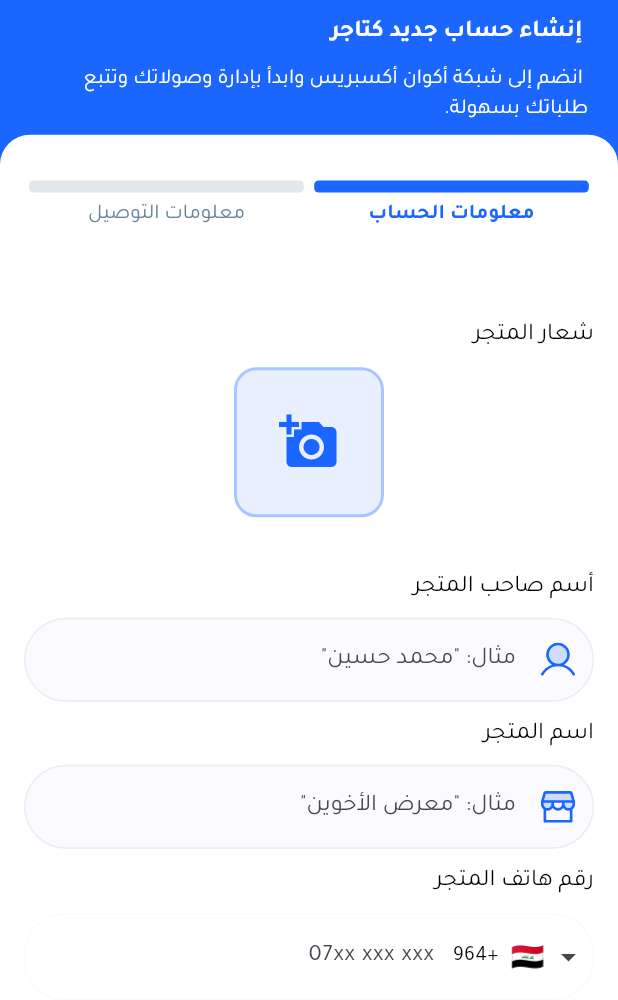
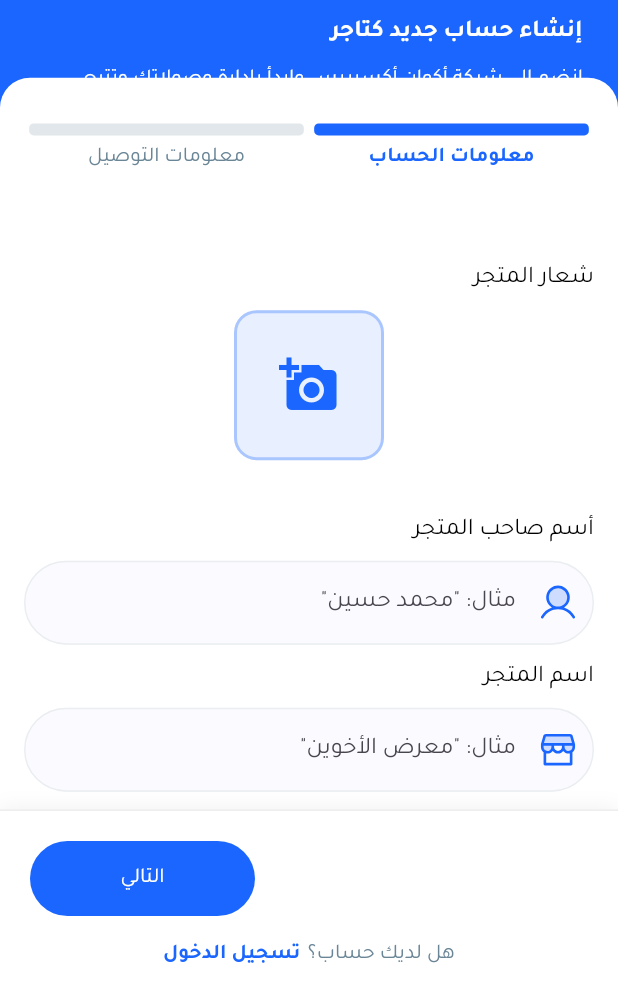
Before and after one commit to IbrahimAbdAlrasol-SS/AkwaanExpressTrader, a Flutter app: the screen it shows after launch, after a tap on "تسجيل الدخول", after a tap on "إنشاء حساب", on a phone screen of 412 x 824 dp, the part 236-1236 px from its top. Run offline on Flutter 3.47's test engine with Material 3 defaults, Android fonts, the phone set to English and light mode, and no system bars; drawn by our look-alikes of intl_phone_field; our stand-ins replace cached_network_image, dio, easy_localization, fl_chart, flutter_map, flutter_riverpod and 17 more; missing offline and left inert: another_stepper, simple_barcode_scanner; generated files the repository leaves out were written again; network calls fail; project files that could hold a hidden picture were left out.

Commit message:
Refactor login and registration screens to improve layout and add bottom navigation buttons

```diff
--- a/lib/Features/auth/login/screens/login_screen.dart
+++ b/lib/Features/auth/login/screens/login_screen.dart
@@ -252,7 +252,7 @@ class _LoginPageState extends ConsumerState<LoginPage>
     return GestureDetector(
       onTap: () => FocusScope.of(context).unfocus(),
       child: Scaffold(
-        resizeToAvoidBottomInset: false,
+        resizeToAvoidBottomInset: true,
         body: Stack(
           children: [
             // Background
@@ -269,7 +269,7 @@ class _LoginPageState extends ConsumerState<LoginPage>
                       ),
                       Positioned.fill(
                         child: Container(
-                          decoration: BoxDecoration(
+                          decoration: const BoxDecoration(
                             gradient: LinearGradient(
                               begin: Alignment.topCenter,
                               end: Alignment.bottomCenter,
@@ -549,17 +549,49 @@ class _LoginPageState extends ConsumerState<LoginPage>
                               ),
                             ),
 
-                            // مساحة للدفع بالمحتوى للأسفل
-                            const Gap(40),
-
-                            // زر تسجيل الدخول في نهاية الشاشة
+                            // مساحة إضافية لتجنب اختفاء المحتوى تحت الأزرار الثابتة
+                            const Gap(100),
+                          ],
+                        ),
+                      ),
+                    ),
+                  ),
+                );
+              },
+            ),
+          ],
+        ),
+        // الأزرار الثابتة في الأسفل
+        bottomNavigationBar: Container(
+          padding: EdgeInsets.only(
+            left: 20,
+            right: 20,
+            bottom: MediaQuery.of(context).viewPadding.bottom + 20,
+            top: 20,
+          ),
+          decoration: BoxDecoration(
+            color: Colors.white,
+            border: Border(
+              top: BorderSide(color: Colors.grey.shade200),
+            ),
+            boxShadow: [
+              BoxShadow(
+                color: Colors.black.withOpacity(0.05),
+                blurRadius: 10,
+                offset: const Offset(0, -2),
+              ),
+            ],
+          ),
+          child: Column(
+            mainAxisSize: MainAxisSize.min,
+            children: [
+              // زر تسجيل الدخول
               FillButton(
                 label: "تسجيل الدخول",
                 isLoading: loginState.isLoading,
                 onPressed: () async {
                   if (_formKey.currentState!.validate()) {
-                                  final phoneNumber =
-                                      _phoneController.text;
+                    final phoneNumber = _phoneController.text;
                     final password = _passwordController.text;
 
                     final result = await ref
@@ -577,26 +609,22 @@ class _LoginPageState extends ConsumerState<LoginPage>
                         textColor: Colors.white,
                       );
                     } else {
-                                    {
                       GlobalToast.show(
                         context: context,
                         message: "تم تسجيل الدخول بنجاح",
-                                        backgroundColor:
-                                            context.colorScheme.primary,
+                        backgroundColor: context.colorScheme.primary,
                         textColor: Colors.white,
                       );
-                                      SharedPreferencesHelper.saveUser(
-                                          result.$1!);
+                      SharedPreferencesHelper.saveUser(result.$1!);
                       context.go(AppRoutes.home);
-                                    }
                     }
                   }
                 },
               ),
 
-                            const Gap(AppSpaces.medium),
+              const Gap(16),
 
-                            // نص "ليس لديك حساب؟ إنشاء حساب" أسفل زر تسجيل الدخول
+              // نص "ليس لديك حساب؟ إنشاء حساب"
               Row(
                 mainAxisAlignment: MainAxisAlignment.center,
                 children: [
@@ -628,17 +656,8 @@ class _LoginPageState extends ConsumerState<LoginPage>
                   ),
                 ],
               ),
-
-                            const Gap(20),
             ],
           ),
-                      ),
-                    ),
-                  ),
-                );
-              },
-            ),
-          ],
         ),
       ),
     );
--- a/lib/Features/auth/register/screens/delivery_info_tab.dart
+++ b/lib/Features/auth/register/screens/delivery_info_tab.dart
@@ -131,7 +131,7 @@ class _DeliveryInfoTabState extends ConsumerState<DeliveryInfoTab> {
   Widget build(BuildContext context) {
     return SafeArea(
       child: SingleChildScrollView(
-        padding: const EdgeInsets.only(bottom: 24),
+        padding: const EdgeInsets.only(bottom: 120),
         child: Column(
           crossAxisAlignment: CrossAxisAlignment.stretch,
           children: [
@@ -637,23 +637,23 @@ class _DeliveryInfoTabState extends ConsumerState<DeliveryInfoTab> {
         _updateParent();
 
         ScaffoldMessenger.of(context).showSnackBar(
-          SnackBar(
+         const SnackBar(
             content: Row(
               children: [
-                const Icon(Icons.check_circle, color: Colors.white),
-                const Gap(8),
+                 Icon(Icons.check_circle, color: Colors.white),
+                 Gap(8),
                 Text('تم حفظ الموقع بنجاح',
-                    style: const TextStyle(fontFamily: "Tajawal")),
+                    style:  TextStyle(fontFamily: "Tajawal")),
               ],
             ),
             backgroundColor: Colors.green,
-            duration: const Duration(seconds: 2),
+            duration:  Duration(seconds: 2),
           ),
         );
       }
     } catch (e) {
       ScaffoldMessenger.of(context).showSnackBar(
-        SnackBar(
+       const SnackBar(
           content: Text('حدث خطأ في فتح الخريطة',
               style: const TextStyle(fontFamily: "Tajawal")),
           backgroundColor: Colors.red,
--- a/lib/Features/auth/register/screens/register_screen.dart
+++ b/lib/Features/auth/register/screens/register_screen.dart
@@ -371,6 +371,7 @@ class _RegisterScreenState extends ConsumerState<RegisterScreen>
             ],
           ),
         ),
+        bottomNavigationBar: _buildBottomButtons(),
       ),
     );
   }
@@ -540,6 +541,107 @@ class _RegisterScreenState extends ConsumerState<RegisterScreen>
     );
   }
 
+  Widget _buildBottomButtons() {
+    return Container(
+      padding: EdgeInsets.only(
+        left: 20,
+        right: 20,
+        bottom: MediaQuery.of(context).viewPadding.bottom + 20,
+        top: 20,
+      ),
+      decoration: BoxDecoration(
+        color: Colors.white,
+        border: Border(
+          top: BorderSide(color: Colors.grey.shade200),
+        ),
+        boxShadow: [
+          BoxShadow(
+            color: Colors.black.withOpacity(0.05),
+            blurRadius: 10,
+            offset: const Offset(0, -2),
+          ),
+        ],
+      ),
+      child: _currentIndex == 0
+          ? _buildFirstTabButtons()
+          : _buildSecondTabButtons(),
+    );
+  }
+
+  Widget _buildFirstTabButtons() {
+    return Column(
+      mainAxisSize: MainAxisSize.min,
+      children: [
+        Align(
+          alignment: Alignment.centerLeft,
+          child: SizedBox(
+            width: 150,
+            height: 50,
+            child: FilledButton(
+              onPressed: _goToNextTab,
+              child: const Text('التالي'),
+            ),
+          ),
+        ),
+        const Gap(16),
+        Row(
+          mainAxisAlignment: MainAxisAlignment.center,
+          children: [
+            Text(
+              "هل لديك حساب؟",
+              style: TextStyle(
+                color: Theme.of(context).colorScheme.secondary,
+              ),
+            ),
+            const Gap(5),
+            GestureDetector(
+              onTap: () => context.go(AppRoutes.login),
+              child: Text(
+                "تسجيل الدخول",
+                style: TextStyle(
+                  color: Theme.of(context).colorScheme.primary,
+                  fontWeight: FontWeight.bold,
+                ),
+              ),
+            ),
+          ],
+        ),
+      ],
+    );
+  }
+
+  Widget _buildSecondTabButtons() {
+    return Row(
+      children: [
+        Expanded(
+          child: OutlinedButton(
+            onPressed: _isSubmitting
+                ? null
+                : () => _tabController.animateTo(0),
+            child: const Text('السابق'),
+          ),
+        ),
+        const Gap(16),
+        Expanded(
+          flex: 2,
+          child: FilledButton(
+            onPressed: _isSubmitting ? null : _submitRegistration,
+            child: _isSubmitting
+                ? const SizedBox(
+                    width: 20,
+                    height: 20,
+                    child: CircularProgressIndicator(
+                      color: Colors.white,
+                      strokeWidth: 2,
+                    ),
+                  )
+                : const Text('إنشاء الحساب'),
+          ),
+        ),
+      ],
+    );
+  }
+
   Widget _buildTabBarView() {
     return TabBarView(
       controller: _tabController,
@@ -550,6 +652,9 @@ class _RegisterScreenState extends ConsumerState<RegisterScreen>
           position: _slideAnimation,
           child: FadeTransition(
             opacity: _fadeAnimation,
+            child: Column(
+              children: [
+                Expanded(
                   child: SingleChildScrollView(
                     child: UserInfoTab(
                       onNext: _goToNextTab,
@@ -565,64 +670,26 @@ class _RegisterScreenState extends ConsumerState<RegisterScreen>
                     ),
                   ),
                 ),
+              ],
+            ),
+          ),
         ),
         // التاب الثاني مع التأثيرات البصرية
         SlideTransition(
           position: _slideAnimation,
           child: FadeTransition(
             opacity: _fadeAnimation,
-            child: SingleChildScrollView(
             child: Column(
               children: [
-                  // ****************************************
-                  DeliveryInfoTab(
+                Expanded(
+                  child: SingleChildScrollView(
+                    child: DeliveryInfoTab(
                       onZonesChangedWithLocation: _updateZonesWithLocation,
                       initialZones: selectedZones,
                     ),
-                  // ****************************************
-
-                  Container(
-                    padding: const EdgeInsets.all(16),
-                    decoration: BoxDecoration(
-                      color: Colors.white,
-                      border: Border(
-                        top: BorderSide(
-                            color: Theme.of(context).colorScheme.outline),
-                      ),
-                    ),
-                    child: Row(
-                      children: [
-                        Expanded(
-                          child: OutlinedButton(
-                            onPressed: _isSubmitting
-                                ? null
-                                : () => _tabController.animateTo(0),
-                            child: const Text('السابق'),
-                          ),
-                        ),
-                        const Gap(16),
-                        Expanded(
-                          flex: 2,
-                          child: FilledButton(
-                            onPressed:
-                                _isSubmitting ? null : _submitRegistration,
-                            child: _isSubmitting
-                                ? const SizedBox(
-                                    width: 20,
-                                    height: 20,
-                                    child: CircularProgressIndicator(
-                                      color: Colors.white,
-                                      strokeWidth: 2,
-                                    ),
-                                  )
-                                : const Text('إنشاء الحساب'),
                   ),
                 ),
               ],
-                    ),
-                  ),
-                ],
-              ),
             ),
           ),
         ),
--- a/lib/Features/auth/register/screens/user_info_tab.dart
+++ b/lib/Features/auth/register/screens/user_info_tab.dart
@@ -884,46 +884,8 @@ class _UserInfoTabState extends ConsumerState<UserInfoTab>
               ),
             ),
             const Gap(10),
-            Container(
-              padding: const EdgeInsets.symmetric(vertical: 16),
-              child: Column(
-                children: [
-                  Align(
-                    alignment: Alignment.centerLeft,
-                    child: FillButton(
-                      label: "التالي",
-                      width: 150,
-                      height: 50,
-                      isLoading: _isUploadingImage,
-                      onPressed: _handleNext,
-                    ),
-                  ),
-                  const Gap(20),
-                  Row(
-                    mainAxisAlignment: MainAxisAlignment.center,
-                    children: [
-                      Text(
-                        "هل لديك حساب؟",
-                        style: TextStyle(
-                          color: Theme.of(context).colorScheme.secondary,
-                        ),
-                      ),
-                      const Gap(5),
-                      GestureDetector(
-                        onTap: () => context.go(AppRoutes.login),
-                        child: Text(
-                          "تسجيل الدخول",
-                          style: TextStyle(
-                            color: Theme.of(context).colorScheme.primary,
-                            fontWeight: FontWeight.bold,
-                          ),
-                        ),
-                      ),
-                    ],
-                  ),
-                ],
-              ),
-            ),
+            // إضافة مساحة إضافية لتجنب اختفاء المحتوى تحت الأزرار الثابتة
+            const Gap(100),
           ],
         ),
       ),
```
Lines whose indentation alone changed are shown as unchanged.
